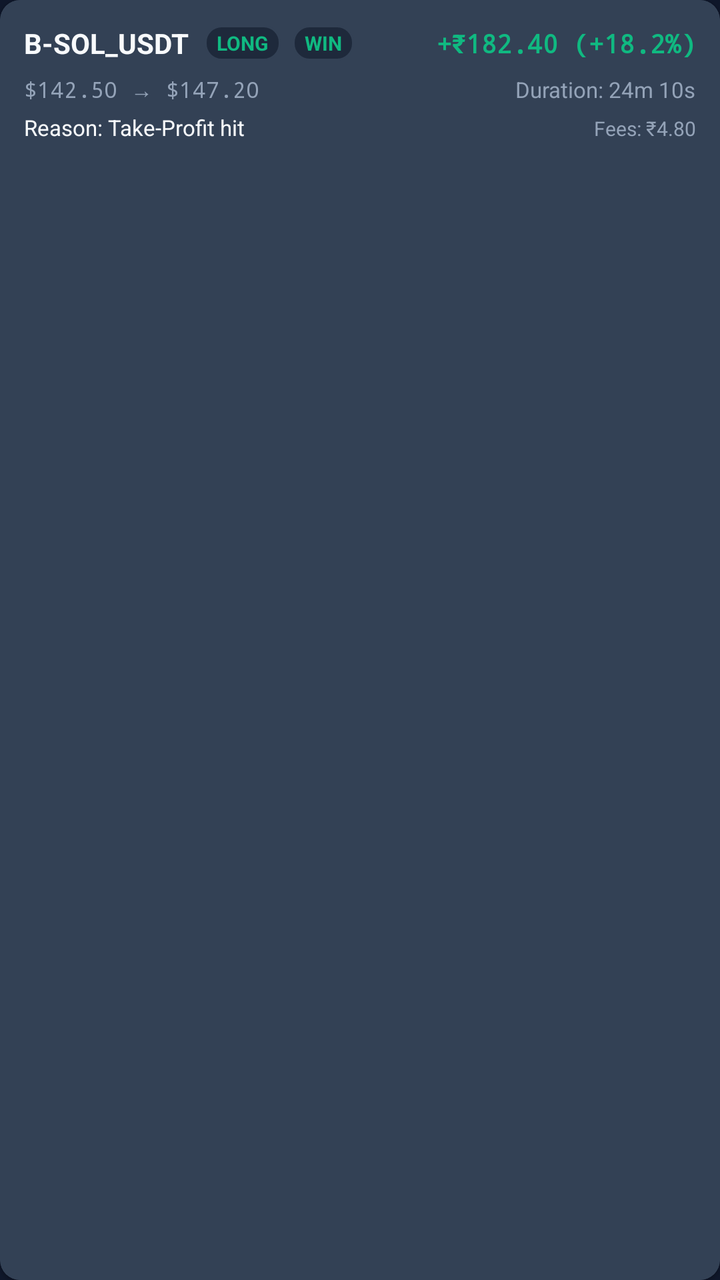
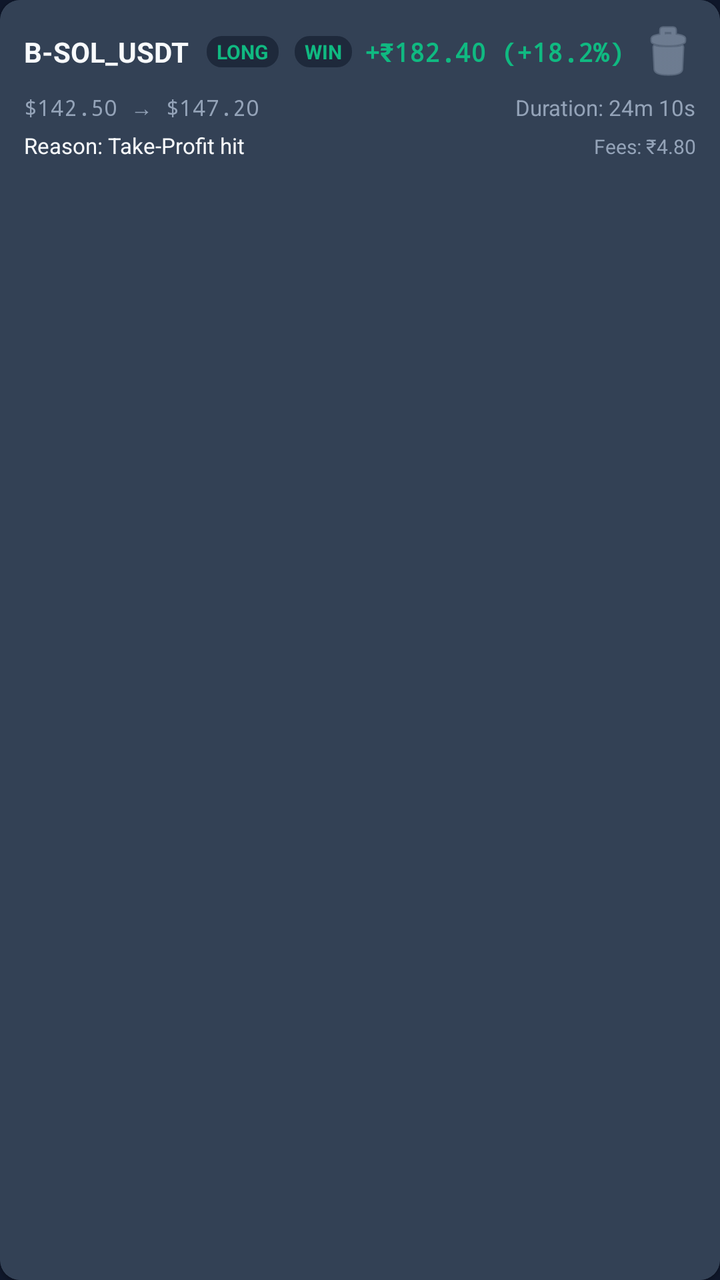

Before-and-after screenshots of an Android layout around one commit, followed by the original layout XML and the change that was made.
<!-- AndroidManifest.xml: application theme Theme.TradingBot -->
<!-- res/layout/item_paper_closed.xml -->
<?xml version="1.0" encoding="utf-8"?>
<com.google.android.material.card.MaterialCardView xmlns:android="http://schemas.android.com/apk/res/android"
    xmlns:app="http://schemas.android.com/apk/res-auto"
    android:layout_width="match_parent"
    android:layout_height="wrap_content"
    android:layout_marginBottom="8dp"
    android:clickable="true"
    android:focusable="true"
    android:foreground="?attr/selectableItemBackground"
    app:cardBackgroundColor="@color/surface_elevated"
    app:cardCornerRadius="10dp"
    app:cardElevation="1dp"
    app:strokeColor="@color/border_subtle"
    app:strokeWidth="1dp">

    <LinearLayout
        android:layout_width="match_parent"
        android:layout_height="wrap_content"
        android:orientation="vertical"
        android:padding="12dp">

        
        <LinearLayout
            android:layout_width="match_parent"
            android:layout_height="wrap_content"
            android:orientation="horizontal"
            android:gravity="center_vertical">

            <TextView
                android:id="@+id/tvClosedPair"
                android:layout_width="wrap_content"
                android:layout_height="wrap_content"
                android:text="B-SOL_USDT"
                android:textColor="@color/text_primary"
                android:textSize="14sp"
                android:textStyle="bold" />

            <TextView
                android:id="@+id/tvClosedSide"
                android:layout_width="wrap_content"
                android:layout_height="wrap_content"
                android:layout_marginStart="8dp"
                android:background="@drawable/badge_background"
                android:paddingStart="6dp"
                android:paddingTop="2dp"
                android:paddingEnd="6dp"
                android:paddingBottom="2dp"
                android:text="LONG"
                android:textColor="@color/accent_green"
                android:textSize="10sp"
                android:textStyle="bold" />

            <TextView
                android:id="@+id/tvClosedResultBadge"
                android:layout_width="wrap_content"
                android:layout_height="wrap_content"
                android:layout_marginStart="6dp"
                android:background="@drawable/badge_background"
                android:paddingStart="6dp"
                android:paddingTop="2dp"
                android:paddingEnd="6dp"
                android:paddingBottom="2dp"
                android:text="WIN"
                android:textColor="@color/accent_green"
                android:textSize="10sp"
                android:textStyle="bold" />

            <View
                android:layout_width="0dp"
                android:layout_height="0dp"
                android:layout_weight="1" />

            <TextView
                android:id="@+id/tvClosedPnl"
                android:layout_width="wrap_content"
                android:layout_height="wrap_content"
                android:text="+₹182.40 (+18.2%)"
                android:textColor="@color/accent_green"
                android:textSize="13sp"
                android:fontFamily="monospace"
                android:textStyle="bold" />
        </LinearLayout>

        
        <LinearLayout
            android:layout_width="match_parent"
            android:layout_height="wrap_content"
            android:orientation="horizontal"
            android:layout_marginTop="6dp">

            <TextView
                android:id="@+id/tvClosedPrices"
                android:layout_width="0dp"
                android:layout_height="wrap_content"
                android:layout_weight="1"
                android:text="$142.50 → $147.20"
                android:textColor="@color/text_secondary"
                android:textSize="11sp"
                android:fontFamily="monospace" />

            <TextView
                android:id="@+id/tvClosedDuration"
                android:layout_width="wrap_content"
                android:layout_height="wrap_content"
                android:text="Duration: 24m 10s"
                android:textColor="@color/text_secondary"
                android:textSize="11sp" />
        </LinearLayout>

        
        <LinearLayout
            android:layout_width="match_parent"
            android:layout_height="wrap_content"
            android:orientation="horizontal"
            android:layout_marginTop="4dp">

            <TextView
                android:id="@+id/tvClosedExitReason"
                android:layout_width="0dp"
                android:layout_height="wrap_content"
                android:layout_weight="1"
                android:text="Reason: Take-Profit hit"
                android:textColor="@color/text_primary"
                android:textSize="11sp" />

            <TextView
                android:id="@+id/tvClosedFees"
                android:layout_width="wrap_content"
                android:layout_height="wrap_content"
                android:text="Fees: ₹4.80"
                android:textColor="@color/text_secondary"
                android:textSize="10sp" />
        </LinearLayout>
    </LinearLayout>
</com.google.android.material.card.MaterialCardView>
<!-- resources referenced by this layout -->
<resources>
  <color name="accent_green">#10B981</color>
  <color name="border_subtle">#334155</color>
  <color name="surface_elevated">#334155</color>
  <color name="text_primary">#F8FAFC</color>
  <color name="text_secondary">#94A3B8</color>
  <!-- drawable badge_background (drawable) -->
  <?xml version="1.0" encoding="utf-8"?>
  <shape xmlns:android="http://schemas.android.com/apk/res/android"
      android:shape="rectangle">
      <solid android:color="@color/primary_variant" />
      <corners android:radius="8dp" />
      <stroke android:width="1dp" android:color="#334155" />
  </shape>
  <style name="Theme.TradingBot" parent="Theme.MaterialComponents.DayNight.NoActionBar">
          <item name="colorPrimary">@color/primary</item>
          <item name="colorPrimaryVariant">@color/primary_variant</item>
          <item name="colorOnPrimary">@color/text_primary</item>
          <item name="android:windowBackground">@color/background</item>
          <item name="android:statusBarColor">@color/background</item>
      </style>
  <color name="primary_variant">#1E293B</color>
  <color name="primary">#0F172A</color>
  <color name="background">#0F172A</color>
</resources>

<!-- the commit's change to res/layout/item_paper_closed.xml (unified diff, before → after) -->
@@ -79,6 +79,17 @@
                 android:textSize="13sp"
                 android:fontFamily="monospace"
                 android:textStyle="bold" />
+
+            <ImageButton
+                android:id="@+id/btnDeleteClosedTrade"
+                android:layout_width="28dp"
+                android:layout_height="28dp"
+                android:layout_marginStart="8dp"
+                android:background="?attr/selectableItemBackgroundBorderless"
+                android:src="@android:drawable/ic_menu_delete"
+                app:tint="@color/text_secondary"
+                android:contentDescription="Delete Trade"
+                android:padding="4dp" />
         </LinearLayout>
 
         
